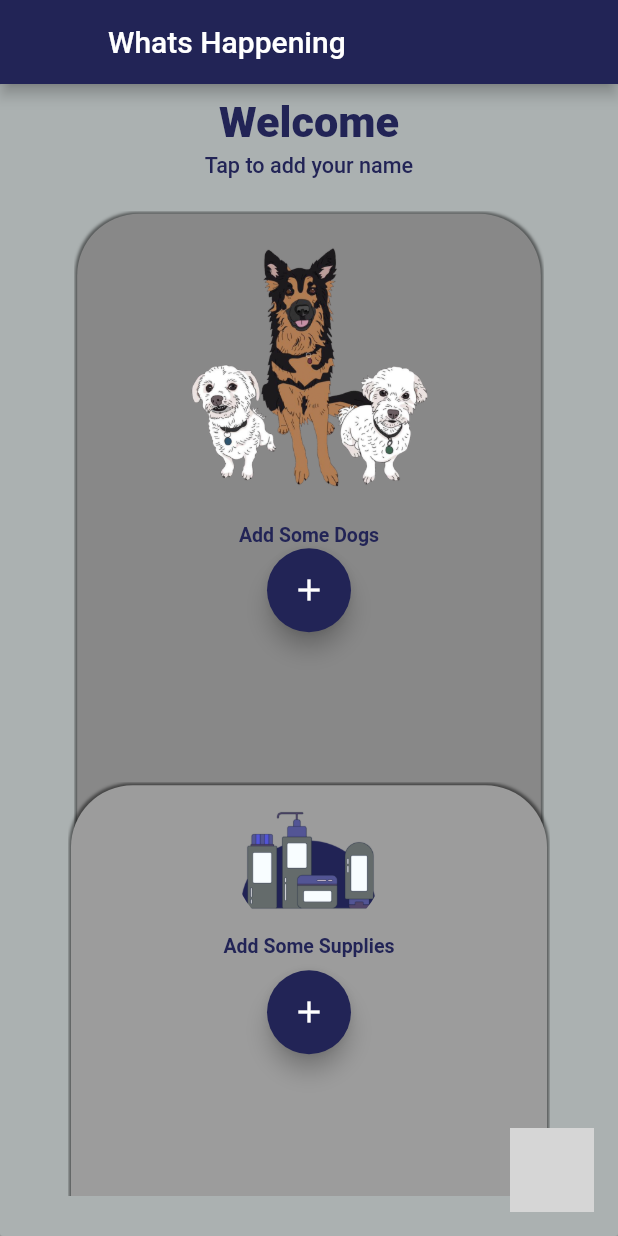
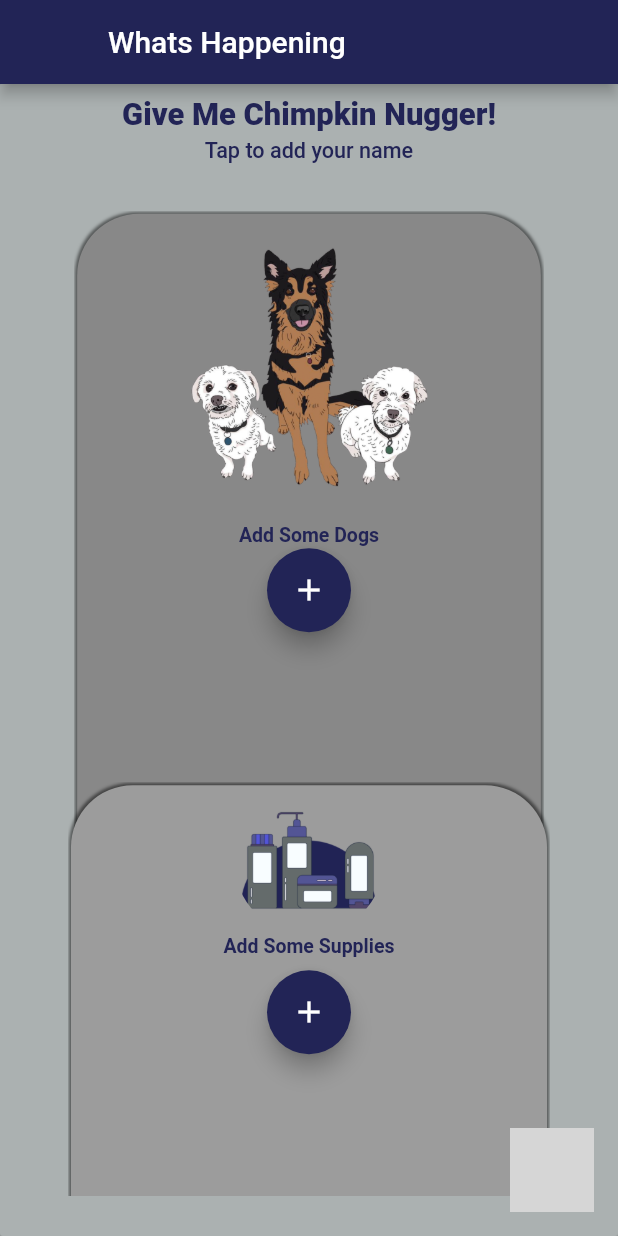
Before and after one commit to conielle/yes_dogs, a Flutter app: the screen it shows after launch, on a phone screen of 412 x 824 dp. Run offline on Flutter 3.47's test engine with Material 2 defaults, Android fonts, the light colour scheme and no system bars; our stand-ins replace font_awesome_flutter, image_picker, shared_preferences, sqflite; missing offline and left inert: fab_circular_menu; accounts and stored records are empty; grey boxes are pictures that could not be loaded.

Commit message:
WELCOME MESSAGE

```diff
--- a/lib/screens/home.dart
+++ b/lib/screens/home.dart
@@ -13,6 +13,7 @@ import 'package:daniellesdoggrooming/screens/statistics.dart';
 import 'package:shared_preferences/shared_preferences.dart';
 import 'package:daniellesdoggrooming/database/database_logic.dart';
 import 'package:sqflite/sqflite.dart';
+import 'dart:math';
 
 class Home extends StatefulWidget {
   static const String id = 'home';
@@ -26,7 +27,22 @@ class _HomeState extends State<Home> with TickerProviderStateMixin {
   final GlobalKey<FabCircularMenuState> fabKey = GlobalKey();
   final dbHelper = DatabaseHelper.instance;
 
-  ////DEfINITIONS////
+  //WELCOME CYCLE
+  var welcomeList = List.from([
+     'Welcome', 'Woof Woof', 'Boof!', 'GRRRRRR!', 'Where Go? I Come!', 'Give Me Chimpkin Nugger!', 'Belly Rub?', 'Scratch Back!', 'Don\'t Tickle Paws!', 'I Want Go Outside!', 'Mmmm Cat Poop! Delicious!'], growable: false);
+  random(){
+    Random rnd;
+    int min = 0;
+    int max = 11;
+    int r;
+    rnd = new Random();
+    r = min + rnd.nextInt(max - min);
+    print("$r is in the range of $min and $max");
+
+    return r;
+  }
+
+  ////DEFINITIONS////
   var dogUniqueID;
   var number;
   var doggoID;
@@ -233,11 +249,11 @@ class _HomeState extends State<Home> with TickerProviderStateMixin {
                             child: Column(
                               children: [
                                 Text(
-                                  "Welcome",
+                                 welcomeList[random()],
                                   style: TextStyle(
                                     color: Color.fromRGBO(34, 36, 86, 1),
                                     fontWeight: FontWeight.w900,
-                                    fontSize: fontSize * 14,
+                                    fontSize: fontSize * 10,
                                   ),
                                 ),
                                 Container(
```
